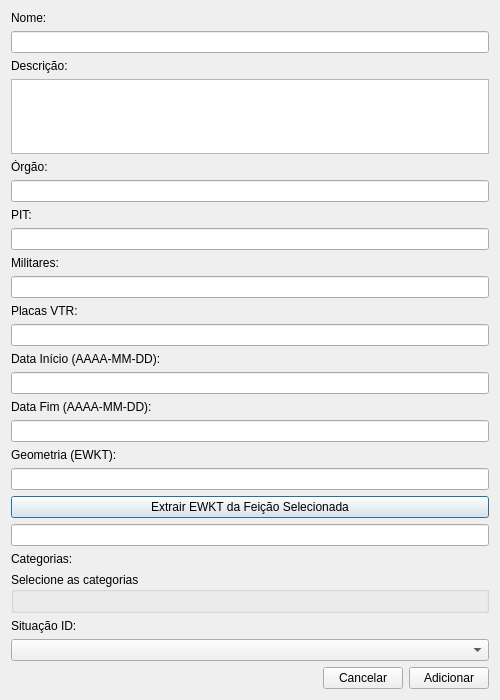
Before: the Qt Designer form uis/adicionarCampo.ui in dsgoficial/SAP_Gerente, drawn with Qt 5.
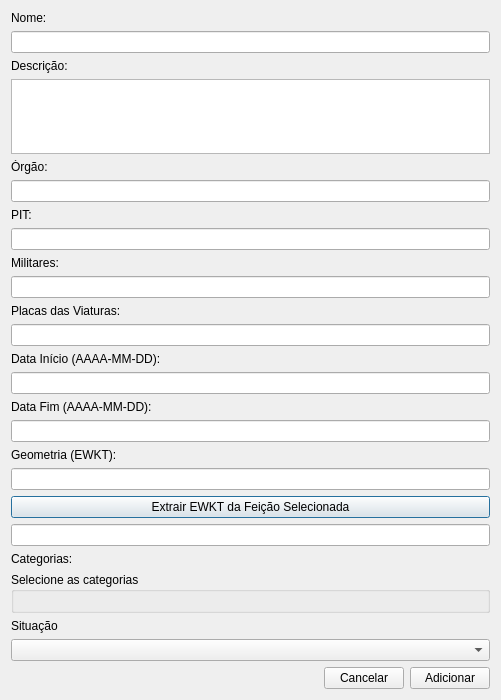
After: the same form once the commit is applied.

Commit message: minor fix gerenciador de campo

What changed in the file:
```diff
--- a/uis/adicionarCampo.ui
+++ b/uis/adicionarCampo.ui
@@ -6,7 +6,7 @@
    <rect>
     <x>0</x>
     <y>0</y>
-    <width>500</width>
+    <width>501</width>
     <height>700</height>
    </rect>
   </property>
@@ -74,7 +74,7 @@
    <item>
     <widget class="QLabel" name="labelPlacasVtr">
      <property name="text">
-      <string>Placas VTR:</string>
+      <string>Placas das Viaturas:</string>
      </property>
     </widget>
    </item>
@@ -143,7 +143,7 @@
    <item>
     <widget class="QLabel" name="labelSituacao">
      <property name="text">
-      <string>Situação ID:</string>
+      <string>Situação</string>
      </property>
     </widget>
    </item>
```
The commit also changes 2 other files.
